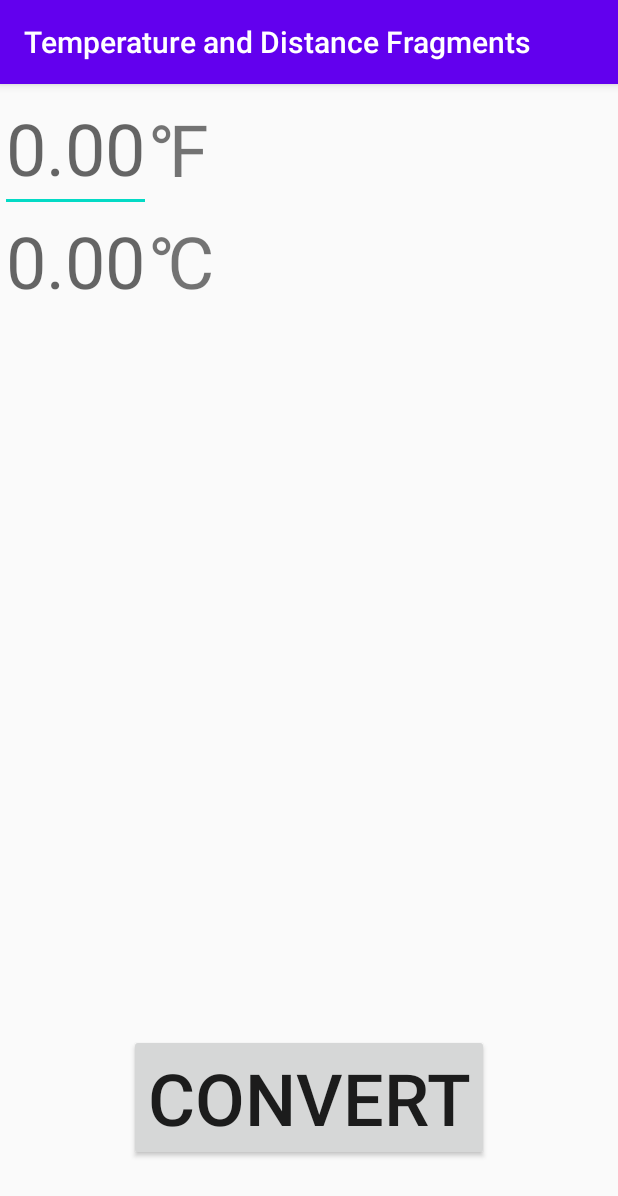
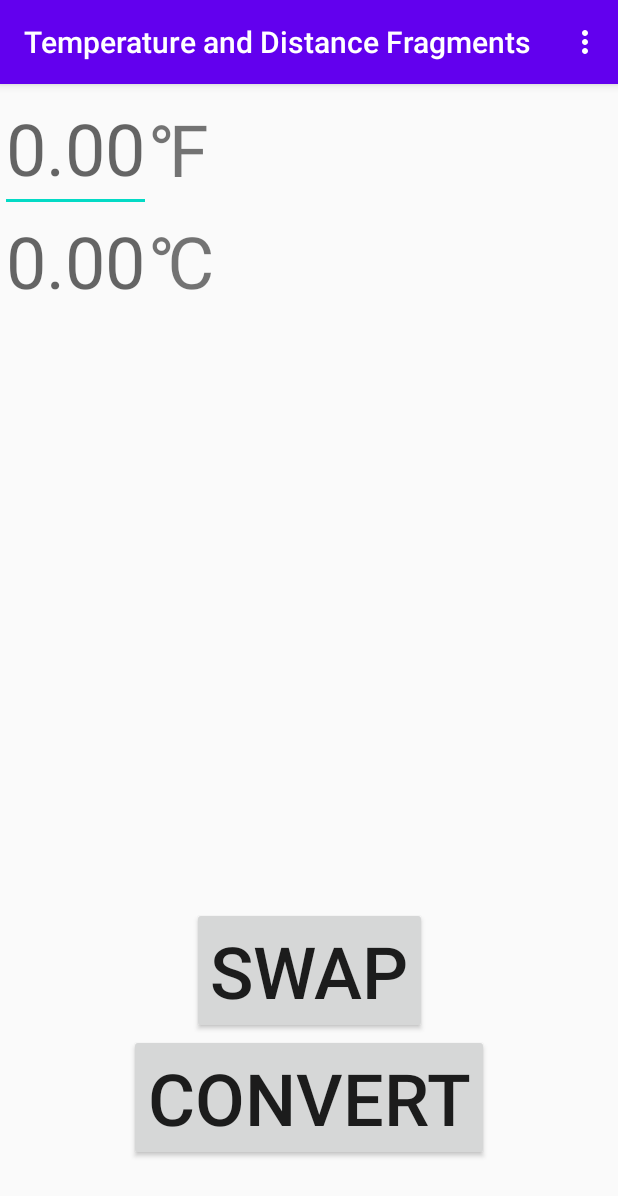
Before and after one commit to arctic-carbide/pocket-unit-converter, an Android app: the screen it shows after launch (MainActivity), on a phone screen of 412 x 824 dp. Shown: the top 1196 px of the screen. Run offline under Robolectric (Android 15) with nearby library versions, the phone set to English and light mode, and no system bars.

Commit message:
added a bunch of stuff; can convert temperatures

```diff
--- a/app/src/main/java/umd/mad/frag/tempdist/TemperatureFragment.java
+++ b/app/src/main/java/umd/mad/frag/tempdist/TemperatureFragment.java
@@ -1,16 +1,40 @@
 package umd.mad.frag.tempdist;
 
 import android.os.Bundle;
+import android.support.annotation.NonNull;
+import android.support.annotation.Nullable;
 import android.support.v4.app.Fragment;
 import android.view.LayoutInflater;
 import android.view.View;
 import android.view.ViewGroup;
 
-public class TemperatureFragment extends Fragment {
+public class TemperatureFragment extends UnitFragment {
+
+
+    @Nullable
+    @Override
+    public View onCreateView(@NonNull LayoutInflater inflater, @Nullable ViewGroup container, @Nullable Bundle savedInstanceState) {
+        return inflater.inflate(R.layout.fragment_temperature, container, false);
+    }
+
+    // convert the value to the correct output
+    // formula is "(F - 32) * 5/9 = C" and "(9C / 5) + 32 = F"
+
+    public double toFahrenheit(double C) {
+        return (9d * C / 5d) + 32d;
+    }
+
+    public double toCelsius(double F) {
+        return (F - 32d) * (5d/9d);
+    }
 
     @Override
-    public View onCreateView(LayoutInflater inflater, ViewGroup container, Bundle savedInstanceState) {
-
-        return inflater.inflate(R.layout.fragment_convert_fahrenheit, container, false);
+    public double convert(double value) {
+        if (flipped) {
+            return toFahrenheit(value);
+        }
+        else {
+            return toCelsius(value);
+        }
     }
 }
--- /dev/null
+++ b/app/src/main/java/umd/mad/frag/tempdist/UnitFragment.java
@@ -0,0 +1,13 @@
+package umd.mad.frag.tempdist;
+
+import android.support.v4.app.Fragment;
+
+public abstract class UnitFragment extends Fragment {
+    boolean flipped = false;
+
+    public abstract double convert(double value);
+    public void swapUnits() {
+        flipped = !flipped;
+    }
+
+}
--- a/app/src/main/res/layout/activity_main.xml
+++ b/app/src/main/res/layout/activity_main.xml
@@ -17,7 +17,7 @@
         />
 
     <Button
-        android:id="@+id/temperatureConvertButton"
+        android:id="@+id/convertButton"
         android:text="@string/convert"
         android:onClick="onClickConvert"
 
@@ -32,4 +32,19 @@
         android:layout_marginBottom="50dp"
         />
 
+    <Button
+        android:id="@+id/swapButton"
+        android:text="@string/swap"
+        android:onClick="onClickSwap"
+
+        android:layout_width="wrap_content"
+        android:layout_height="wrap_content"
+        android:textSize="@dimen/textSize"
+
+        app:layout_constraintBottom_toTopOf="@+id/convertButton"
+        app:layout_constraintRight_toRightOf="parent"
+        app:layout_constraintLeft_toLeftOf="parent"
+
+        />
+
 </android.support.constraint.ConstraintLayout>
--- a/app/src/main/res/layout/fragment_convert_feet.xml
+++ /dev/null
@@ -1,6 +0,0 @@
-<?xml version="1.0" encoding="utf-8"?>
-<android.support.constraint.ConstraintLayout
-    xmlns:android="http://schemas.android.com/apk/res/android" android:layout_width="match_parent"
-    android:layout_height="match_parent">
-
-</android.support.constraint.ConstraintLayout>
--- a/app/src/main/res/layout/fragment_convert_fahrenheit.xml
+++ b/app/src/main/res/layout/fragment_distance.xml
@@ -9,7 +9,7 @@
 
 
         <EditText
-            android:id="@+id/fahrenheitInputField"
+            android:id="@+id/inputField"
             android:layout_width="wrap_content"
             android:layout_height="wrap_content"
             android:autofillHints="@string/zerodec"
@@ -20,53 +20,43 @@
             app:layout_constraintTop_toTopOf="parent"
             />
 
-<!--        <TextView-->
-<!--            android:layout_width="wrap_content"-->
-<!--            android:layout_height="wrap_content"-->
-<!--            app:layout_constraintLeft_toLeftOf="parent"-->
-<!--            app:layout_constraintTop_toTopOf="parent"-->
-<!--            android:text="Yes"-->
-<!--            android:textSize="40sp"-->
-<!--            />-->
-
-
         <TextView
-            android:id="@+id/fahrenheitSymbol"
+            android:id="@+id/unit1"
             android:layout_width="wrap_content"
             android:layout_height="wrap_content"
 
-            android:text="@string/fahrenheit"
+            android:text="@string/miles"
             android:textSize="@dimen/textSize"
-            app:layout_constraintTop_toTopOf="@id/fahrenheitInputField"
-            app:layout_constraintBottom_toBottomOf="@id/fahrenheitInputField"
-            app:layout_constraintLeft_toRightOf="@id/fahrenheitInputField"
+            app:layout_constraintTop_toTopOf="@id/inputField"
+            app:layout_constraintBottom_toBottomOf="@id/inputField"
+            app:layout_constraintLeft_toRightOf="@id/inputField"
 
             />
 
         <TextView
-            android:id="@+id/celsiusValueText"
+            android:id="@+id/outputField"
             android:hint="@string/zerodec"
 
             android:layout_width="wrap_content"
             android:layout_height="wrap_content"
 
-            app:layout_constraintTop_toBottomOf="@id/fahrenheitInputField"
-            app:layout_constraintRight_toRightOf="@id/fahrenheitInputField"
-            app:layout_constraintLeft_toLeftOf="@id/fahrenheitInputField"
+            app:layout_constraintTop_toBottomOf="@id/inputField"
+            app:layout_constraintRight_toRightOf="@id/inputField"
+            app:layout_constraintLeft_toLeftOf="@id/inputField"
             android:textSize="@dimen/textSize"
             />
 
         <TextView
-            android:id="@+id/celsiusSymbol"
-            android:text="@string/celsius"
+            android:id="@+id/unit2"
+            android:text="@string/kilometers"
             android:textSize="@dimen/textSize"
 
             android:layout_width="wrap_content"
             android:layout_height="wrap_content"
 
-            app:layout_constraintLeft_toLeftOf="@id/fahrenheitSymbol"
-            app:layout_constraintTop_toTopOf="@id/celsiusValueText"
-            app:layout_constraintBottom_toBottomOf="@id/celsiusValueText"
+            app:layout_constraintLeft_toLeftOf="@id/unit1"
+            app:layout_constraintTop_toTopOf="@id/outputField"
+            app:layout_constraintBottom_toBottomOf="@id/outputField"
             />
 
 <!--        <Button-->
--- /dev/null
+++ b/app/src/main/res/layout/fragment_temperature.xml
@@ -0,0 +1,90 @@
+<?xml version="1.0" encoding="utf-8"?>
+<android.support.constraint.ConstraintLayout
+    xmlns:android="http://schemas.android.com/apk/res/android"
+    xmlns:app="http://schemas.android.com/apk/res-auto"
+    xmlns:tools="http://schemas.android.com/tools"
+    android:layout_width="match_parent"
+    android:layout_height="match_parent"
+    tools:context=".MainActivity">
+
+
+        <EditText
+            android:id="@+id/inputField"
+            android:layout_width="wrap_content"
+            android:layout_height="wrap_content"
+            android:autofillHints="@string/zerodec"
+            android:inputType="numberDecimal"
+            android:hint="@string/zerodec"
+            android:textSize="@dimen/textSize"
+            app:layout_constraintLeft_toLeftOf="parent"
+            app:layout_constraintTop_toTopOf="parent"
+            />
+
+<!--        <TextView-->
+<!--            android:layout_width="wrap_content"-->
+<!--            android:layout_height="wrap_content"-->
+<!--            app:layout_constraintLeft_toLeftOf="parent"-->
+<!--            app:layout_constraintTop_toTopOf="parent"-->
+<!--            android:text="Yes"-->
+<!--            android:textSize="40sp"-->
+<!--            />-->
+
+
+        <TextView
+            android:id="@+id/unit1"
+            android:layout_width="wrap_content"
+            android:layout_height="wrap_content"
+
+            android:text="@string/fahrenheit"
+            android:textSize="@dimen/textSize"
+            app:layout_constraintTop_toTopOf="@id/inputField"
+            app:layout_constraintBottom_toBottomOf="@id/inputField"
+            app:layout_constraintLeft_toRightOf="@id/inputField"
+
+            />
+
+        <TextView
+            android:id="@+id/outputField"
+            android:hint="@string/zerodec"
+
+            android:layout_width="wrap_content"
+            android:layout_height="wrap_content"
+
+            app:layout_constraintTop_toBottomOf="@id/inputField"
+            app:layout_constraintRight_toRightOf="@id/inputField"
+            app:layout_constraintLeft_toLeftOf="@id/inputField"
+            android:textSize="@dimen/textSize"
+            />
+
+        <TextView
+            android:id="@+id/unit2"
+            android:text="@string/celsius"
+            android:textSize="@dimen/textSize"
+
+            android:layout_width="wrap_content"
+            android:layout_height="wrap_content"
+
+            app:layout_constraintLeft_toLeftOf="@id/unit1"
+            app:layout_constraintTop_toTopOf="@id/outputField"
+            app:layout_constraintBottom_toBottomOf="@id/outputField"
+            />
+
+<!--        <Button-->
+<!--            android:id="@+id/temperatureConvertButton"-->
+<!--            android:text="@string/convert"-->
+<!--            android:onClick="onClickConvert"-->
+
+<!--            android:layout_width="wrap_content"-->
+<!--            android:layout_height="wrap_content"-->
+<!--            android:textSize="30sp"-->
+
+<!--            app:layout_constraintBottom_toBottomOf="parent"-->
+<!--            app:layout_constraintRight_toRightOf="parent"-->
+<!--            app:layout_constraintLeft_toLeftOf="parent"-->
+
+<!--            android:layout_marginBottom="50dp"-->
+<!--            />-->
+
+
+
+</android.support.constraint.ConstraintLayout>
--- /dev/null
+++ b/app/src/main/res/menu/main_menu.xml
@@ -0,0 +1,19 @@
+<?xml version="1.0" encoding="utf-8"?>
+<menu
+    xmlns:android="http://schemas.android.com/apk/res/android"
+    xmlns:app="http://schemas.android.com/apk/res-auto">
+
+    <item android:id="@+id/distance_setting"
+        android:title="@string/distance_setting"
+        app:showAsAction="never">
+
+    </item>
+
+    <item android:id="@+id/temperature_setting"
+        android:title="@string/temperature_setting"
+        app:showAsAction="never"
+        >
+
+    </item>
+
+</menu>
--- a/app/src/main/res/values/strings.xml
+++ b/app/src/main/res/values/strings.xml
@@ -4,6 +4,9 @@
     <string name="fahrenheit">\u2109</string>
     <string name="celsius">\u2103</string>
     <string name="convert">Convert</string>
-    <string name="feet">Ft.</string>
-    <string name="meters">m</string>
+    <string name="miles">mi</string>
+    <string name="kilometers">km</string>
+    <string name="swap">Swap</string>
+    <string name="distance_setting">Distance</string>
+    <string name="temperature_setting">Temperature</string>
 </resources>
```
Also changed, not shown: app/src/main/java/umd/mad/frag/tempdist/DistanceFragment.java (+26 -6 lines), app/src/main/java/umd/mad/frag/tempdist/MainActivity.java (+57 -0 lines).
